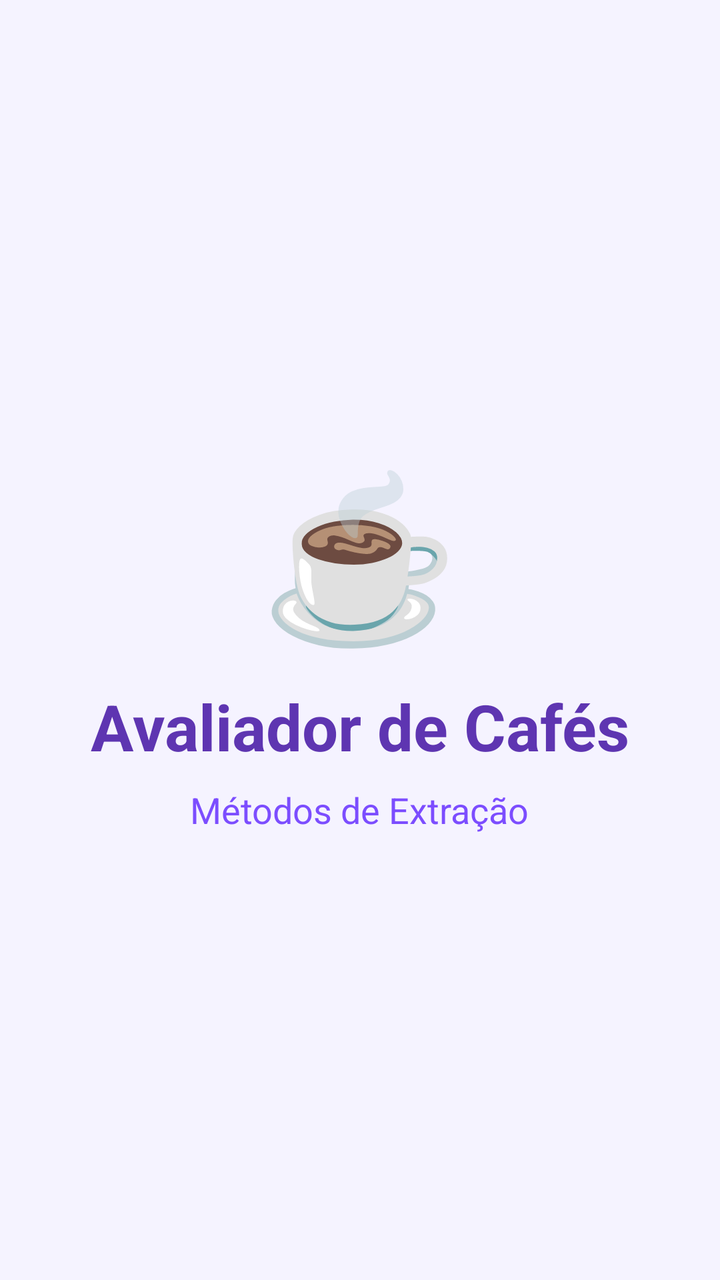
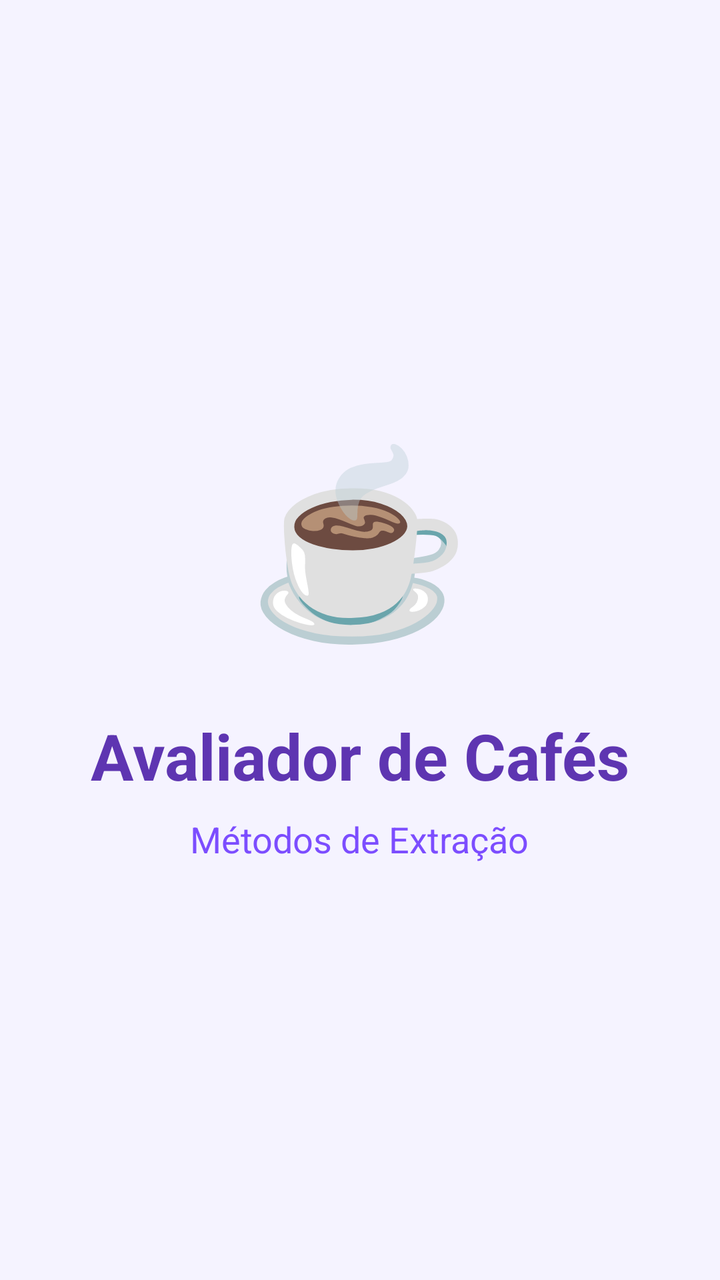

Two renders of the same Android screen: before a commit and after it. Below are the layout's source before the change and the commit's diff.
<!-- AndroidManifest.xml: application theme Theme.AvaliadorCafe -->
<!-- res/layout/activity_splash.xml -->
<?xml version="1.0" encoding="utf-8"?>
<LinearLayout
    xmlns:android="http://schemas.android.com/apk/res/android"
    android:layout_width="match_parent"
    android:layout_height="match_parent"
    android:gravity="center"
    android:orientation="vertical"
    android:background="#F5F3FF">

    <TextView
        android:layout_width="wrap_content"
        android:layout_height="wrap_content"
        android:text="☕"
        android:textSize="80sp"/>

    <TextView
        android:layout_width="wrap_content"
        android:layout_height="wrap_content"
        android:text="Avaliador de Cafés"
        android:textColor="#5E35B1"
        android:textSize="32sp"
        android:textStyle="bold"
        android:layout_marginTop="12dp"/>

    <TextView
        android:layout_width="wrap_content"
        android:layout_height="wrap_content"
        android:text="Métodos de Extração"
        android:textColor="#7C4DFF"
        android:textSize="18sp"
        android:layout_marginTop="8dp"/>

</LinearLayout>
<!-- resources referenced by this layout -->
<resources>
  <style name="Theme.AvaliadorCafe" parent="Theme.Material3.DayNight.NoActionBar" />
</resources>

<!-- the commit's change to res/layout/activity_splash.xml (unified diff, before → after) -->
@@ -7,12 +7,16 @@
     android:orientation="vertical"
     android:background="#F5F3FF">
 
+    
     <TextView
+        android:id="@+id/logoCafe"
         android:layout_width="wrap_content"
         android:layout_height="wrap_content"
         android:text="☕"
-        android:textSize="80sp"/>
+        android:textSize="90sp"
+        android:layout_marginBottom="16dp"/>
 
+    
     <TextView
         android:layout_width="wrap_content"
         android:layout_height="wrap_content"
@@ -22,6 +26,7 @@
         android:textStyle="bold"
         android:layout_marginTop="12dp"/>
 
+    
     <TextView
         android:layout_width="wrap_content"
         android:layout_height="wrap_content"
<!-- resource entries referenced after the edit -->
@@ -1,5 +1,11 @@
 <!-- resources referenced by this layout -->
 <resources>
-  <style name="Theme.AvaliadorCafe" parent="Theme.Material3.DayNight.NoActionBar" />
+  <style name="Theme.AvaliadorCafe" parent="Theme.Material3.DayNight.NoActionBar">
+  
+          
+          <item name="colorPrimary">#7C4DFF</item>
+          <item name="colorSecondary">#5E35B1</item>
+  
+      </style>
 </resources>
 
